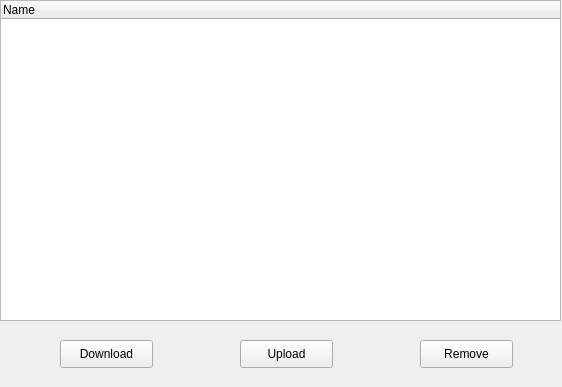
Before: the Qt Designer form directorytree.ui in alecone/VNCC_Client, drawn with Qt 5.
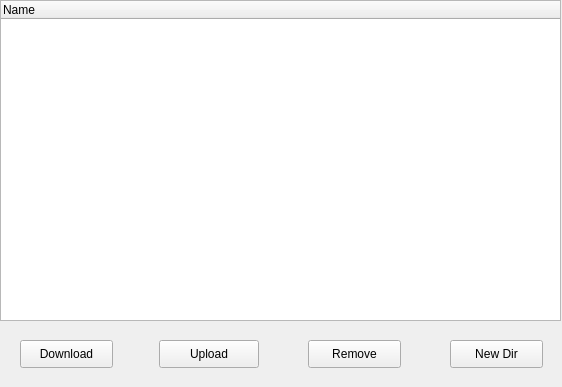
After: the same form once the commit is applied.

Diff of the .ui file:
```diff
--- a/directorytree.ui
+++ b/directorytree.ui
@@ -49,7 +49,7 @@
   <widget class="QPushButton" name="downloadButton">
    <property name="geometry">
     <rect>
-     <x>60</x>
+     <x>20</x>
      <y>340</y>
      <width>93</width>
      <height>28</height>
@@ -62,7 +62,7 @@
   <widget class="QPushButton" name="removeButton">
    <property name="geometry">
     <rect>
-     <x>420</x>
+     <x>308</x>
      <y>340</y>
      <width>93</width>
      <height>28</height>
@@ -78,9 +78,9 @@
   <widget class="QPushButton" name="uploadButton">
    <property name="geometry">
     <rect>
-     <x>240</x>
+     <x>159</x>
      <y>340</y>
-     <width>93</width>
+     <width>100</width>
      <height>28</height>
     </rect>
    </property>
@@ -88,6 +88,19 @@
     <string>Upload</string>
    </property>
   </widget>
+  <widget class="QPushButton" name="newDir">
+   <property name="geometry">
+    <rect>
+     <x>450</x>
+     <y>340</y>
+     <width>93</width>
+     <height>28</height>
+    </rect>
+   </property>
+   <property name="text">
+    <string>New Dir</string>
+   </property>
+  </widget>
  </widget>
  <resources/>
  <connections/>
```
